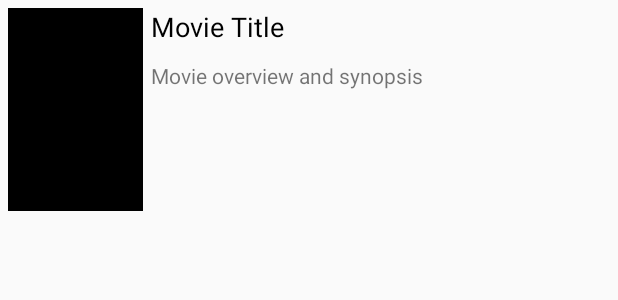
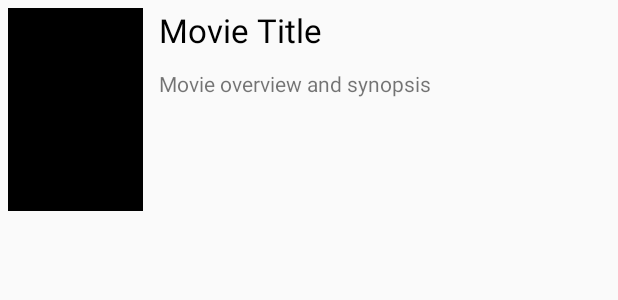
Before and after one commit to Rafoto/Flixster, an Android app: the layout item_movie.xml on its own in the app's theme, with its tools: preview values and no code run, on a phone screen of 412 x 824 dp. Shown: the top 300 px of the screen. Run offline under Robolectric (Android 15) with nearby library versions, the phone set to English and light mode, and no system bars.

Commit message:
Stretch goal 3 has been implemented. The text size of the portrait view has been increased and constraints have been added to all configurations textviews to avoid clipping.

```diff
--- a/app/src/main/java/com/example/flickster/models/Config.java
+++ b/app/src/main/java/com/example/flickster/models/Config.java
@@ -8,6 +8,12 @@ public class Config {
     String imageBaseUrl;
     // the poster size to use when fetching images, part of the url
     String posterSize;
+    // the backdrop size to use when fetching images
+    String backdropSize;
+
+    public String getBackdropSize() {
+        return backdropSize;
+    }
 
     public Config(JSONObject object) throws JSONException {
         this.imageBaseUrl = imageBaseUrl;
@@ -17,6 +23,9 @@ public class Config {
         JSONArray posterSizeOptions = images.getJSONArray("poster_sizes");
         // use the option at index 3 or w342 as a fallback
         posterSize = posterSizeOptions.optString(3,"w342");
+        // parse the backdrop sizes and use the option at index 1 or w700 as a fallback
+        JSONArray backdropSizeOptions = images.getJSONArray("backdrop_sizes");
+        backdropSize = backdropSizeOptions.optString(1, "w780");
 
     }
     public String getImageUrl(String size, String path){
--- a/app/src/main/java/com/example/flickster/models/Movie.java
+++ b/app/src/main/java/com/example/flickster/models/Movie.java
@@ -8,13 +8,14 @@ public class Movie {
     private String title;
     private String overview;
     private String posterPath; // only the path
+    private String backdropPath;
 
     // initialize from JSON data
     public Movie(JSONObject object) throws JSONException{
         title = object.getString("title");
         overview = object.getString("overview");
         posterPath = object.getString("poster_path");
-
+        backdropPath = object.getString("backdrop_path");
     }
 
     public String getTitle() {
@@ -28,4 +29,8 @@ public class Movie {
     public String getPosterPath() {
         return posterPath;
     }
+
+    public String getBackdropPath() {
+        return backdropPath;
+    }
 }
--- a/app/src/main/java/com/example/flickster/models/MovieAdapter.java
+++ b/app/src/main/java/com/example/flickster/models/MovieAdapter.java
@@ -1,6 +1,7 @@
 package com.example.flickster.models;
 
 import android.content.Context;
+import android.content.res.Configuration;
 import android.view.LayoutInflater;
 import android.view.View;
 import android.view.ViewGroup;
@@ -53,15 +54,28 @@ public class MovieAdapter extends RecyclerView.Adapter<MovieAdapter.ViewHolder>{
         //holder.ivPosterImage.setImageIcon(movie.getPosterPath());
         holder.tvTitle.setText(movie.getTitle());
         holder.tvOverview.setText(movie.getOverview());
-        String imageUrl = config.getImageUrl(config.getPosterSize(), movie.getPosterPath());
+
+        boolean isPortrait = context.getResources().getConfiguration().orientation == Configuration.ORIENTATION_PORTRAIT;
+
+        String imageUrl = null;
+        if (isPortrait){
+            imageUrl = config.getImageUrl(config.getPosterSize(), movie.getPosterPath());
+        }
+        else {
+            imageUrl = config.getImageUrl(config.getBackdropSize(), movie.getBackdropPath());
+        }
+
+        // get the correct placeholder an imageview for the current orientation
+        int placeholderId = isPortrait ? R.drawable.flicks_movie_placeholder : R.drawable.flicks_backdrop_placeholder;
+        ImageView imageView = isPortrait ? holder.ivPosterImage : holder.ivBackdropImage;
 
         //load image using guide
         Glide.with(context)
                 .load(imageUrl)
-                .error(R.drawable.flicks_movie_placeholder)
-                .placeholder(R.drawable.flicks_movie_placeholder)
+                .error(placeholderId)
+                .placeholder(placeholderId)
                 .bitmapTransform(new RoundedCornersTransformation(context, radius, margin))
-                .into(holder.ivPosterImage);
+                .into(imageView);
 
 
     }
@@ -75,12 +89,15 @@ public class MovieAdapter extends RecyclerView.Adapter<MovieAdapter.ViewHolder>{
     public static class ViewHolder extends RecyclerView.ViewHolder{
         // track view objects
         ImageView ivPosterImage;
+        ImageView ivBackdropImage;
         TextView tvTitle;
         TextView tvOverview;
+
 
         public ViewHolder(@NonNull View itemView) {
             super(itemView);
             ivPosterImage = (ImageView) itemView.findViewById(R.id.ivPosterImage);
+            ivBackdropImage = (ImageView) itemView.findViewById(R.id.ivBackdropImage);
             tvOverview = (TextView) itemView.findViewById(R.id.tvOverview);
             tvTitle = (TextView) itemView.findViewById(R.id.tvTitle);
 
--- /dev/null
+++ b/app/src/main/res/layout-land/item_movie.xml
@@ -0,0 +1,55 @@
+<?xml version="1.0" encoding="utf-8"?>
+<RelativeLayout xmlns:android="http://schemas.android.com/apk/res/android"
+    xmlns:app="http://schemas.android.com/apk/res-auto"
+    android:layout_margin="5dp"
+    android:layout_width="match_parent" android:layout_height="wrap_content">
+
+    <ImageView
+        android:id="@+id/ivBackdropImage"
+        android:layout_width="480dp"
+        android:layout_height="wrap_content"
+        android:layout_alignParentStart="true"
+        android:layout_alignParentLeft="true"
+        android:layout_alignParentTop="true"
+        android:layout_marginStart="0dp"
+        android:layout_marginLeft="0dp"
+        android:layout_marginTop="0dp"
+        android:layout_marginRight="5dp"
+        android:adjustViewBounds="true"
+        android:scaleType="fitXY"
+        app:srcCompat="@drawable/flicks_backdrop_placeholder" />
+
+    <TextView
+        android:id="@+id/tvTitle"
+        android:layout_width="241dp"
+        android:layout_height="wrap_content"
+        android:layout_alignParentTop="true"
+        android:layout_alignParentEnd="true"
+        android:layout_alignParentRight="true"
+        android:layout_marginStart="0dp"
+        android:layout_marginLeft="0dp"
+        android:layout_marginTop="0dp"
+        android:layout_marginEnd="0dp"
+        android:layout_marginRight="0dp"
+        android:layout_toEndOf="@+id/ivBackdropImage"
+        android:layout_toRightOf="@+id/ivBackdropImage"
+        android:text="Movie Title"
+        android:textColor="#000000"
+        android:textSize="18sp" />
+
+    <TextView
+        android:id="@+id/tvOverview"
+        android:layout_width="240dp"
+        android:layout_height="wrap_content"
+        android:layout_below="@+id/tvTitle"
+        android:layout_alignParentEnd="true"
+        android:layout_alignParentRight="true"
+        android:layout_marginStart="1dp"
+        android:layout_marginLeft="5dp"
+        android:layout_marginTop="1dp"
+        android:layout_marginEnd="0dp"
+        android:layout_marginRight="0dp"
+        android:layout_toEndOf="@+id/ivBackdropImage"
+        android:layout_toRightOf="@+id/ivBackdropImage"
+        android:text="TextView" />
+</RelativeLayout>
--- a/app/src/main/res/layout/item_movie.xml
+++ b/app/src/main/res/layout/item_movie.xml
@@ -18,13 +18,14 @@
         android:id="@+id/tvOverview"
         android:layout_width="wrap_content"
         android:layout_height="wrap_content"
-        android:layout_alignTop="@+id/tvTitle"
-        android:layout_marginStart="0dp"
-        android:layout_alignParentTop="true"
-        android:layout_marginTop="35dp"
-        android:layout_toEndOf="@+id/ivPosterImage"
+        android:layout_below="@+id/tvTitle"
         android:layout_alignParentEnd="true"
         android:layout_alignParentRight="true"
+        android:layout_marginStart="5dp"
+        android:layout_marginLeft="5dp"
+        android:layout_marginTop="11dp"
+        android:layout_toEndOf="@+id/ivPosterImage"
+        android:layout_toRightOf="@+id/ivPosterImage"
         android:text="Movie overview and synopsis"
         android:textAppearance="@style/TextAppearance.AppCompat.Small" />
 
@@ -36,8 +37,11 @@
         android:layout_alignParentTop="true"
         android:layout_alignParentEnd="true"
         android:layout_alignParentRight="true"
+        android:layout_marginStart="5dp"
+        android:layout_marginLeft="5dp"
         android:layout_toEndOf="@+id/ivPosterImage"
+        android:layout_toRightOf="@+id/ivPosterImage"
         android:text="Movie Title"
-        android:textAppearance="@style/TextAppearance.AppCompat.Medium"
+        android:textAppearance="@style/TextAppearance.AppCompat.Large"
         android:textColor="#000000" />
 </RelativeLayout>
```
